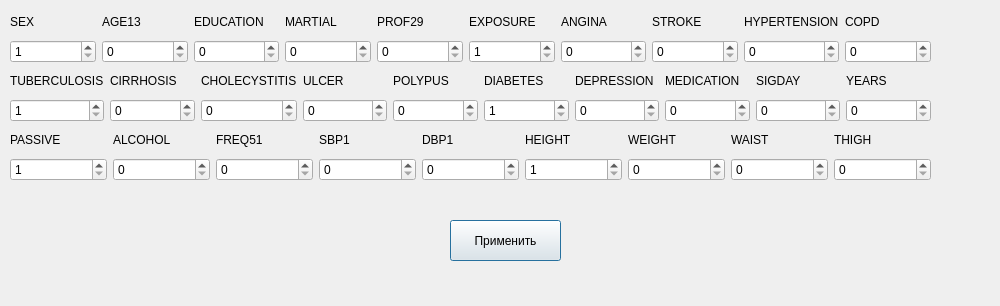
Before: the Qt Designer form UI/patientData.ui in Vittallya/MlApp, drawn with Qt 5.
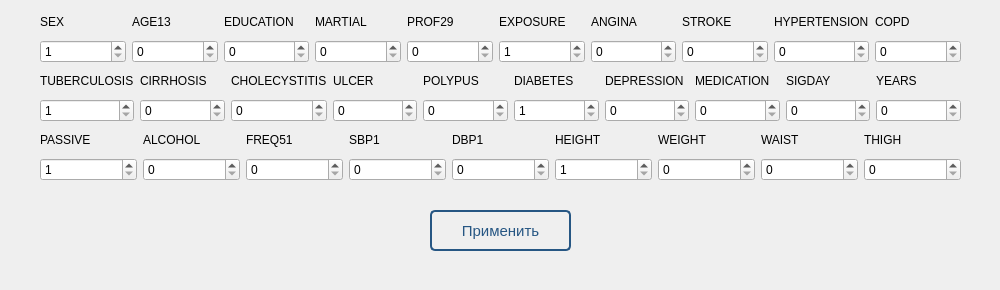
After: the same form once the commit is applied.

What changed in the file:
```diff
--- a/UI/patientData.ui
+++ b/UI/patientData.ui
@@ -7,21 +7,51 @@
     <x>0</x>
     <y>0</y>
     <width>1000</width>
-    <height>306</height>
+    <height>290</height>
    </rect>
   </property>
+  <property name="minimumSize">
+   <size>
+    <width>1000</width>
+    <height>290</height>
+   </size>
+  </property>
+  <property name="maximumSize">
+   <size>
+    <width>1000</width>
+    <height>290</height>
+   </size>
+  </property>
   <property name="windowTitle">
    <string>Dialog</string>
   </property>
+  <property name="styleSheet">
+   <string notr="true">font: 10pt &quot;Trebuchet MS&quot;;</string>
+  </property>
   <widget class="QPushButton" name="pushButton">
    <property name="geometry">
     <rect>
-     <x>450</x>
-     <y>220</y>
-     <width>111</width>
+     <x>430</x>
+     <y>210</y>
+     <width>141</width>
      <height>41</height>
     </rect>
    </property>
+   <property name="styleSheet">
+    <string notr="true">QPushButton{
+	border-radius: 5px;
+	font-size: 11pt;
+	background-color: transparent;
+	border: 2px solid rgb(38, 86, 131);
+	transition: all 1s ease-out;
+	color: rgb(38, 86, 131);
+}
+QPushButton:hover{
+background-color: rgb(38, 86, 131);
+color: white;
+}
+</string>
+   </property>
    <property name="text">
     <string>Применить</string>
    </property>
@@ -29,7 +59,7 @@
   <widget class="QWidget" name="layoutWidget">
    <property name="geometry">
     <rect>
-     <x>10</x>
+     <x>40</x>
      <y>10</y>
      <width>921</width>
      <height>171</height>
```
